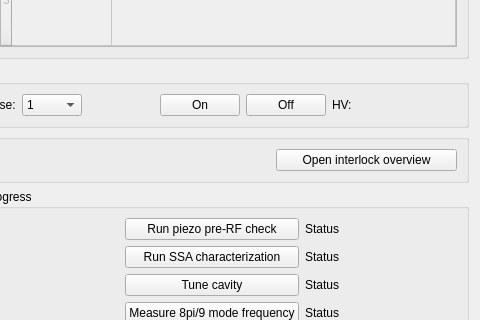
First picture: the form in cavity_commissioning/gui/commissioning.ui, repository slaclab/rf_commissioning, before the edit; both pictures show x 128 to 608 and y 249 to 569 of the 608 by 745 pixel window.
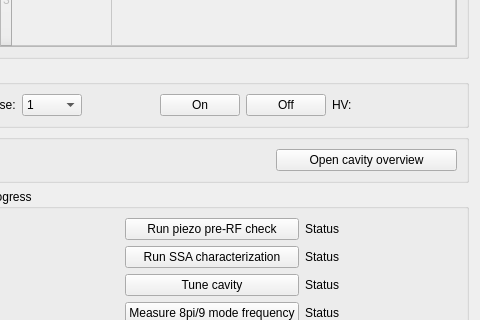
Second picture: the form after the edit. Custom widgets are drawn as their Qt base class.

Commit message: changed main ui edm button next to interlock status

```diff
--- a/cavity_commissioning/gui/commissioning.ui
+++ b/cavity_commissioning/gui/commissioning.ui
@@ -343,7 +343,7 @@
          <string/>
         </property>
         <property name="text">
-         <string>Open interlock overview</string>
+         <string>Open cavity overview</string>
         </property>
         <property name="filenames" stdset="0">
          <stringlist>
```
Left out of the diff: 2 changed lines with no effect on the pictures.
